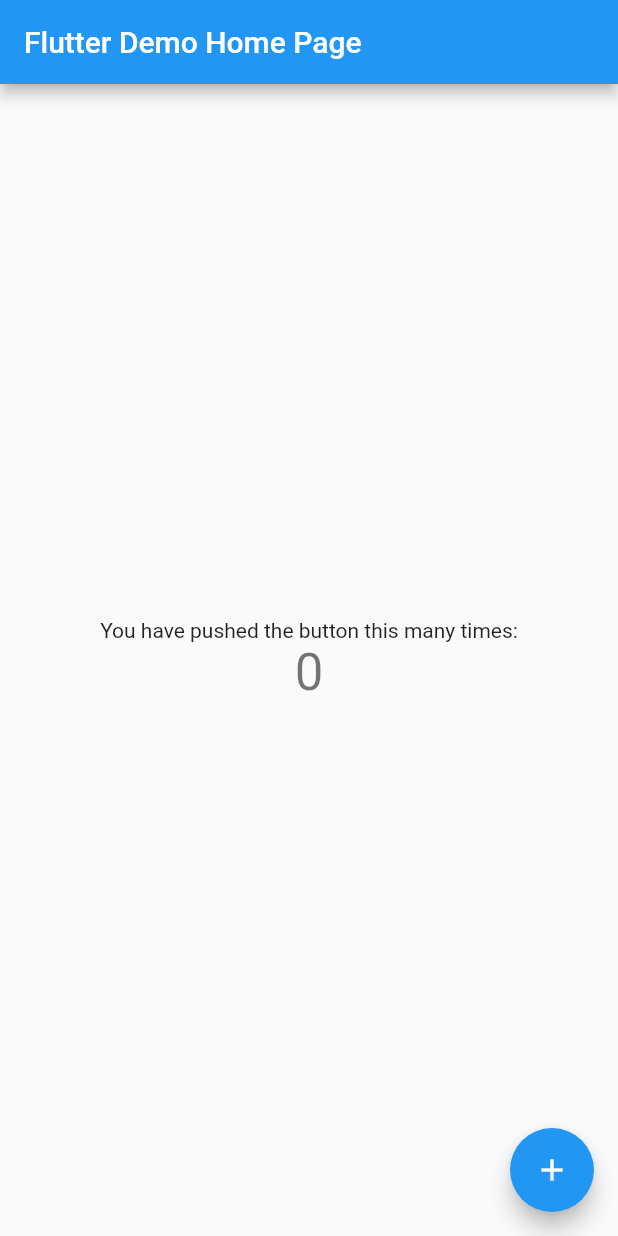
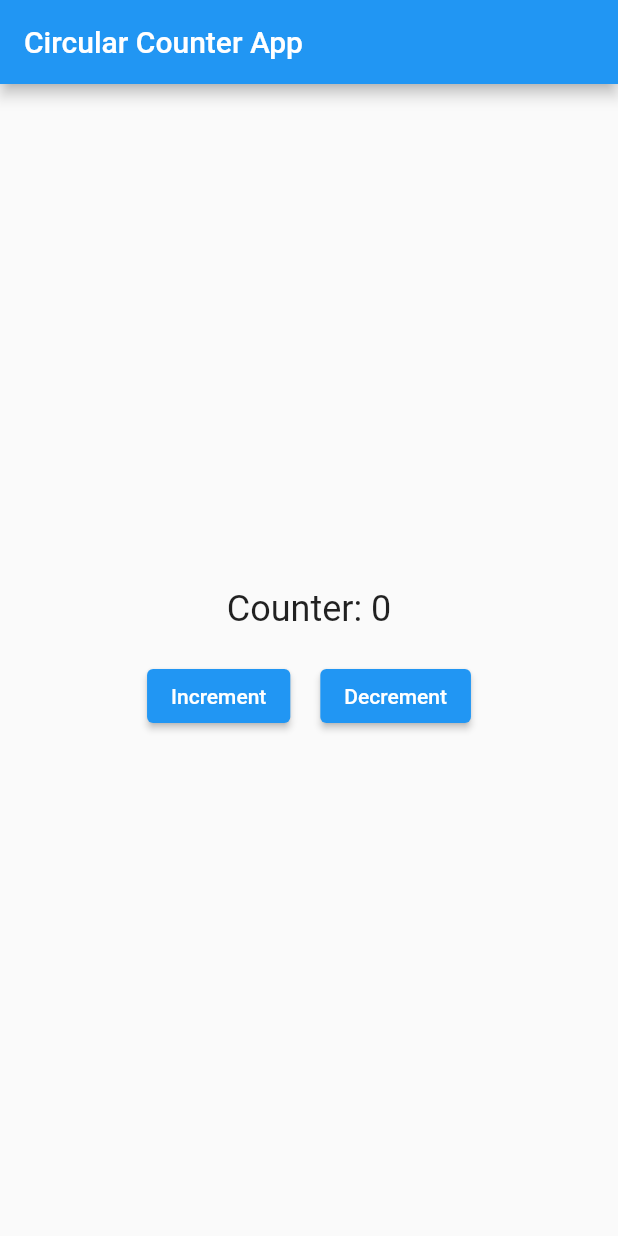
Before and after one commit to Robera16/2023-project-phase-mobile-tasks, a Flutter app: the screen it shows after launch, on a phone screen of 412 x 824 dp. Run offline on Flutter 3.47's test engine with Material 2 defaults, Android fonts, the light colour scheme and no system bars.

Commit message:
counter add

```diff
--- a/on-boarding/circular_counter/lib/main.dart
+++ b/on-boarding/circular_counter/lib/main.dart
@@ -1,115 +1,26 @@
 import 'package:flutter/material.dart';
+import './screens/home_screen.dart';
+import './models/counter_model.dart';
+import 'package:provider/provider.dart';
 
 void main() {
-  runApp(const MyApp());
+  runApp(
+    ChangeNotifierProvider<CounterModel>(
+      create: (context) => CounterModel(),
+      child: MyApp(),
+    ),
+  );
 }
 
 class MyApp extends StatelessWidget {
-  const MyApp({super.key});
-
-  // This widget is the root of your application.
   @override
   Widget build(BuildContext context) {
     return MaterialApp(
-      title: 'Flutter Demo',
+      title: 'Circular Counter App',
       theme: ThemeData(
-        // This is the theme of your application.
-        //
-        // Try running your application with "flutter run". You'll see the
-        // application has a blue toolbar. Then, without quitting the app, try
-        // changing the primarySwatch below to Colors.green and then invoke
-        // "hot reload" (press "r" in the console where you ran "flutter run",
-        // or simply save your changes to "hot reload" in a Flutter IDE).
-        // Notice that the counter didn't reset back to zero; the application
-        // is not restarted.
         primarySwatch: Colors.blue,
       ),
-      home: const MyHomePage(title: 'Flutter Demo Home Page'),
+      home: HomeScreen(),
     );
   }
 }
-
-class MyHomePage extends StatefulWidget {
-  const MyHomePage({super.key, required this.title});
-
-  // This widget is the home page of your application. It is stateful, meaning
-  // that it has a State object (defined below) that contains fields that affect
-  // how it looks.
-
-  // This class is the configuration for the state. It holds the values (in this
-  // case the title) provided by the parent (in this case the App widget) and
-  // used by the build method of the State. Fields in a Widget subclass are
-  // always marked "final".
-
-  final String title;
-
-  @override
-  State<MyHomePage> createState() => _MyHomePageState();
-}
-
-class _MyHomePageState extends State<MyHomePage> {
-  int _counter = 0;
-
-  void _incrementCounter() {
-    setState(() {
-      // This call to setState tells the Flutter framework that something has
-      // changed in this State, which causes it to rerun the build method below
-      // so that the display can reflect the updated values. If we changed
-      // _counter without calling setState(), then the build method would not be
-      // called again, and so nothing would appear to happen.
-      _counter++;
-    });
-  }
-
-  @override
-  Widget build(BuildContext context) {
-    // This method is rerun every time setState is called, for instance as done
-    // by the _incrementCounter method above.
-    //
-    // The Flutter framework has been optimized to make rerunning build methods
-    // fast, so that you can just rebuild anything that needs updating rather
-    // than having to individually change instances of widgets.
-    return Scaffold(
-      appBar: AppBar(
-        // Here we take the value from the MyHomePage object that was created by
-        // the App.build method, and use it to set our appbar title.
-        title: Text(widget.title),
-      ),
-      body: Center(
-        // Center is a layout widget. It takes a single child and positions it
-        // in the middle of the parent.
-        child: Column(
-          // Column is also a layout widget. It takes a list of children and
-          // arranges them vertically. By default, it sizes itself to fit its
-          // children horizontally, and tries to be as tall as its parent.
-          //
-          // Invoke "debug painting" (press "p" in the console, choose the
-          // "Toggle Debug Paint" action from the Flutter Inspector in Android
-          // Studio, or the "Toggle Debug Paint" command in Visual Studio Code)
-          // to see the wireframe for each widget.
-          //
-          // Column has various properties to control how it sizes itself and
-          // how it positions its children. Here we use mainAxisAlignment to
-          // center the children vertically; the main axis here is the vertical
-          // axis because Columns are vertical (the cross axis would be
-          // horizontal).
-          mainAxisAlignment: MainAxisAlignment.center,
-          children: <Widget>[
-            const Text(
-              'You have pushed the button this many times:',
-            ),
-            Text(
-              '$_counter',
-              style: Theme.of(context).textTheme.headline4,
-            ),
-          ],
-        ),
-      ),
-      floatingActionButton: FloatingActionButton(
-        onPressed: _incrementCounter,
-        tooltip: 'Increment',
-        child: const Icon(Icons.add),
-      ), // This trailing comma makes auto-formatting nicer for build methods.
-    );
-  }
-}
--- /dev/null
+++ b/on-boarding/circular_counter/lib/models/counter_model.dart
@@ -0,0 +1,25 @@
+import 'package:flutter/material.dart';
+
+class CounterModel extends ChangeNotifier {
+  int _counter = 0;
+
+  int get counter => _counter;
+
+  void increment() {
+    if (_counter < 10) {
+      _counter++;
+    } else {
+      _counter = 0;
+    }
+    notifyListeners();
+  }
+
+  void decrement() {
+    if (_counter > 0) {
+      _counter--;
+    } else {
+      _counter = 10;
+    }
+    notifyListeners();
+  }
+}
--- /dev/null
+++ b/on-boarding/circular_counter/lib/screens/home_screen.dart
@@ -0,0 +1,32 @@
+import 'package:flutter/material.dart';
+import '../widgets/counter_display.dart';
+import '../widgets/increment_button.dart';
+import '../widgets/decrement_button.dart';
+
+class HomeScreen extends StatelessWidget {
+  @override
+  Widget build(BuildContext context) {
+    return Scaffold(
+      appBar: AppBar(
+        title: Text('Circular Counter App'),
+      ),
+      body: Center(
+        child: Column(
+          mainAxisAlignment: MainAxisAlignment.center,
+          children: [
+            CounterDisplay(),
+            SizedBox(height: 20),
+            Row(
+              mainAxisAlignment: MainAxisAlignment.center,
+              children: [
+                IncrementButton(),
+                SizedBox(width: 20),
+                DecrementButton(),
+              ],
+            ),
+          ],
+        ),
+      ),
+    );
+  }
+}
--- /dev/null
+++ b/on-boarding/circular_counter/lib/widgets/counter_display.dart
@@ -0,0 +1,14 @@
+import 'package:flutter/material.dart';
+import 'package:provider/provider.dart';
+import '../models/counter_model.dart';
+
+class CounterDisplay extends StatelessWidget {
+  @override
+  Widget build(BuildContext context) {
+    int counter = Provider.of<CounterModel>(context).counter;
+    return Text(
+      'Counter: $counter',
+      style: TextStyle(fontSize: 24),
+    );
+  }
+}
--- /dev/null
+++ b/on-boarding/circular_counter/lib/widgets/decrement_button.dart
@@ -0,0 +1,15 @@
+import 'package:flutter/material.dart';
+import 'package:provider/provider.dart';
+import '../models/counter_model.dart';
+
+class DecrementButton extends StatelessWidget {
+  @override
+  Widget build(BuildContext context) {
+    return ElevatedButton(
+      onPressed: () {
+        Provider.of<CounterModel>(context, listen: false).decrement();
+      },
+      child: Text('Decrement'),
+    );
+  }
+}
--- /dev/null
+++ b/on-boarding/circular_counter/lib/widgets/increment_button.dart
@@ -0,0 +1,15 @@
+import 'package:flutter/material.dart';
+import 'package:provider/provider.dart';
+import '../models/counter_model.dart';
+
+class IncrementButton extends StatelessWidget {
+  @override
+  Widget build(BuildContext context) {
+    return ElevatedButton(
+      onPressed: () {
+        Provider.of<CounterModel>(context, listen: false).increment();
+      },
+      child: Text('Increment'),
+    );
+  }
+}
```
Also changed, not shown: on-boarding/circular_counter/pubspec.yaml (+3 -4 lines), on-boarding/circular_counter/pubspec.lock, 2 other files.
